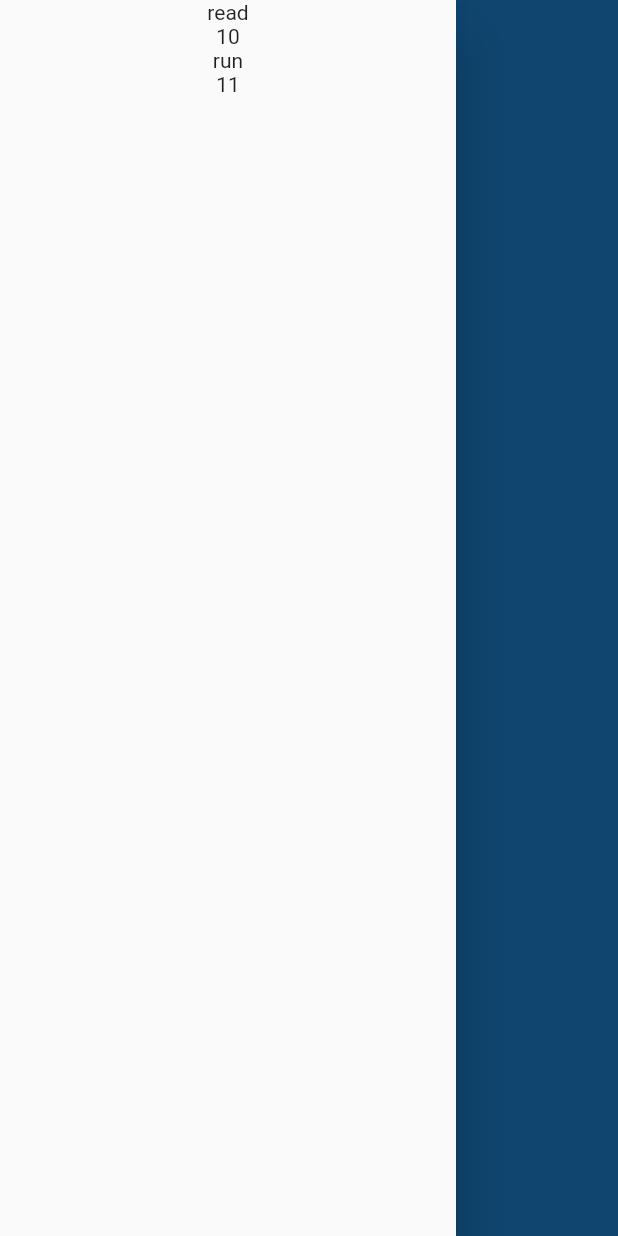
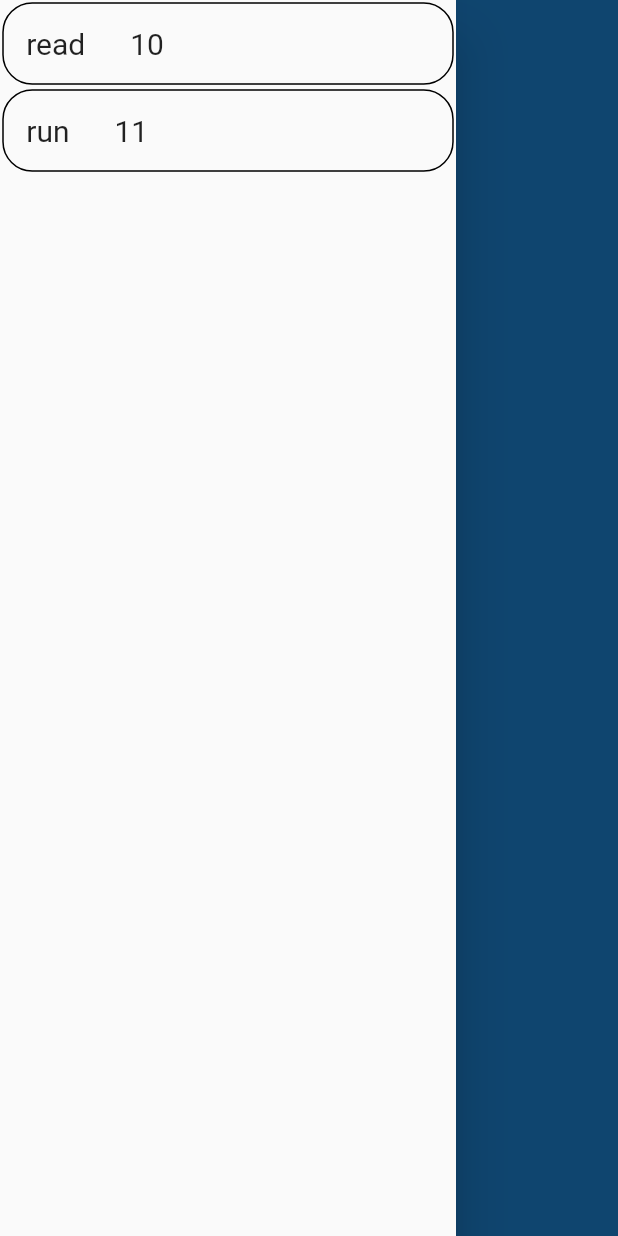
Before and after one commit to RishikeshRamjith/activityTimer, a Flutter app: the screen it shows after launch, with the side drawer open, on a phone screen of 412 x 824 dp. Run offline on Flutter 3.47's test engine with Material 2 defaults, Android fonts, the phone set to English and light mode, and no system bars; statements that could not run were skipped.

Commit message:
Commiting to continue work on windows from now onwards

```diff
--- a/lib/activity.dart
+++ b/lib/activity.dart
@@ -16,11 +16,25 @@ class Activity extends StatelessWidget {
 
   @override
   Widget build(BuildContext context) {
-    return Column(
-      children: [
-        Text(name),
-        Text(duration.toString()),
-      ],
+    final heading = FittedBox(
+      child: Text(
+        name,
+        style: TextStyle(
+          fontSize: 20,
+        ),
+      ),
+    );
+
+    final durationW = FittedBox(
+      child: Text(duration.toString()),
+    );
+
+    final col = Column(
+      children: [heading, durationW],
+    );
+
+    return Container(
+      child: col,
     );
   }
 }
--- a/lib/activity_tile.dart
+++ b/lib/activity_tile.dart
@@ -1,6 +1,7 @@
 import 'package:flutter/material.dart';
 import 'package:flutter/semantics.dart';
 import 'activity.dart';
+import 'package:meta/meta.dart';
 
 class ActivityTile extends StatelessWidget {
   final Activity activity;
@@ -10,5 +11,32 @@ class ActivityTile extends StatelessWidget {
   }) : assert(activity != null);
 
   @override
-  Widget build(BuildContext context) {}
+  Widget build(BuildContext context) {
+    final name = Padding(
+        padding: EdgeInsets.all(15.0),
+        child: Text(
+          activity.name,
+          style: TextStyle(fontSize: 20),
+        ));
+    final duration = Padding(
+        padding: EdgeInsets.all(15.0),
+        child: Text(
+          activity.duration.toString(),
+          style: TextStyle(fontSize: 20),
+        ));
+
+    return Padding(
+        padding: EdgeInsets.all(1.5),
+        child: Container(
+            decoration: BoxDecoration(
+              border: Border.all(color: Colors.black),
+              borderRadius: BorderRadius.all(Radius.circular(20)),
+            ),
+            child: InkWell(
+              onTap: print("Pressed"),
+              child: Row(
+                children: [name, duration],
+              ),
+            )));
+  }
 }
--- a/lib/home.dart
+++ b/lib/home.dart
@@ -1,3 +1,4 @@
+import 'package:activitytimer/activity_tile.dart';
 import 'package:flutter/material.dart';
 import 'package:flutter/semantics.dart';
 import 'activity.dart';
@@ -26,9 +27,14 @@ class _HomeWidgetState extends State<Home> {
     _currentActivity = _activityList[1];
   }
 
-  Widget _buildActivityWidgets() {
+  Widget _buildActivityTileWidgets() {
     return ListView.builder(
-      itemBuilder: (BuildContext context, int index) => _activityList[index],
+      itemBuilder: (BuildContext context, int index) {
+        var _activity = _activityList[index];
+        return ActivityTile(
+          activity: _activity,
+        );
+      },
       itemCount: _activityList.length,
     );
   }
@@ -44,7 +50,7 @@ class _HomeWidgetState extends State<Home> {
       backgroundColor: _currentActivity.color,
       appBar: appBar,
       drawer: Drawer(
-        child: _buildActivityWidgets(),
+        child: _buildActivityTileWidgets(),
       ),
     );
   }
```
Also changed, not shown: 1 other file.
